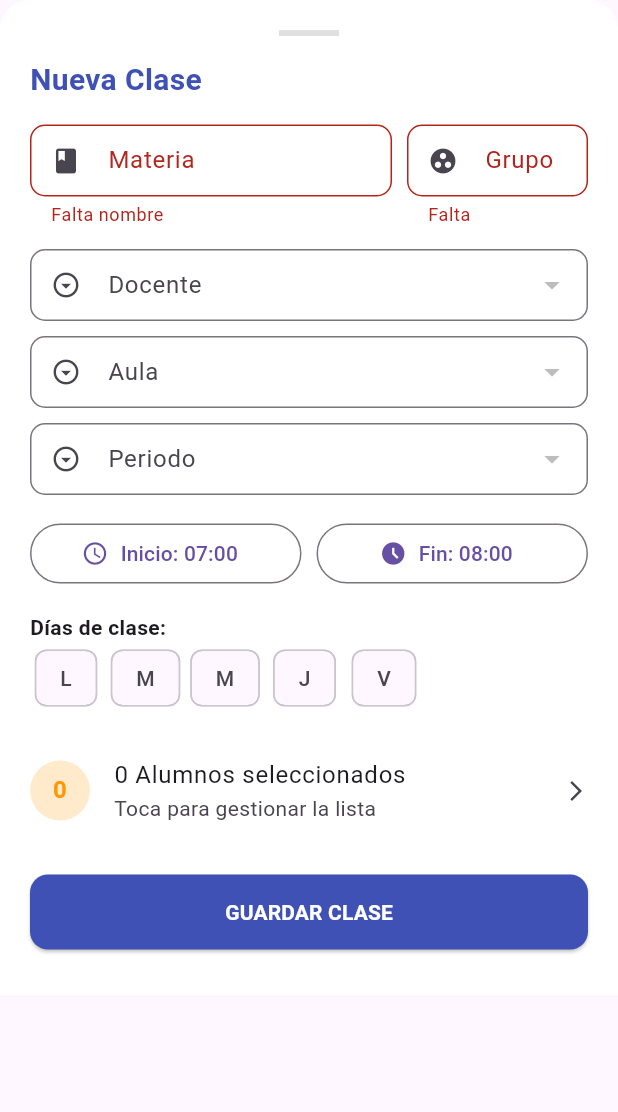
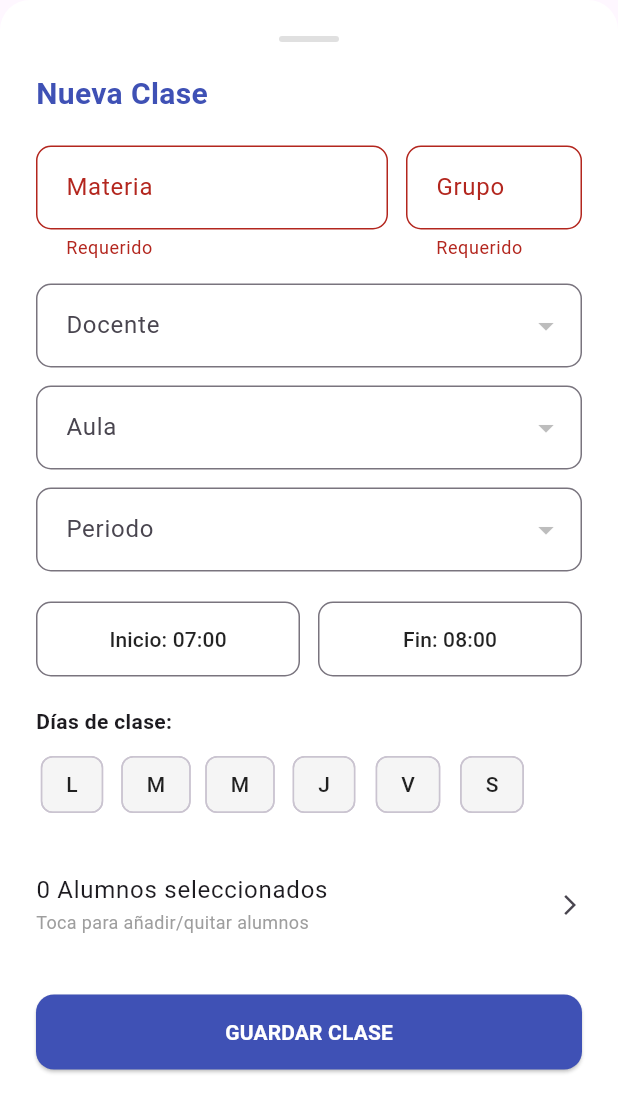
Before and after one commit to FranMirandaJ/dam_proyecto_final, a Flutter app: the ManageClaseModal widget shown alone on an empty page, opened directly, after a tap on "GUARDAR CLASE", on a phone screen of 412 x 824 dp. Shown: the top 1112 px of the screen. Run offline on Flutter 3.47's test engine with Material 3 defaults, Android fonts, the phone set to English and light mode, and no system bars; our stand-ins replace cloud_firestore, firebase_auth, firebase_core, firebase_messaging, flutter_map, geolocator and 2 more; missing offline and left inert: mobile_scanner; accounts and stored records are empty.

Commit message:
punto de guardado

```diff
--- a/lib/screens/administrator/widgets/manage_clase_modal.dart
+++ b/lib/screens/administrator/widgets/manage_clase_modal.dart
@@ -28,12 +28,11 @@ class _ManageClaseModalState extends State<ManageClaseModal> {
   TimeOfDay _horaInicio = const TimeOfDay(hour: 7, minute: 0);
   TimeOfDay _horaFin = const TimeOfDay(hour: 8, minute: 0);
 
-  // Días (1 = Lunes, ..., 5 = Viernes)
+  // Días (1 = Lunes, ..., 6 = Sábado)
   List<int> _diasSeleccionados = [];
 
   // Alumnos
-  List<String> _alumnosSeleccionadosIds =
-      []; // Guardamos los IDs de los alumnos
+  List<String> _alumnosSeleccionadosIds = [];
 
   @override
   void initState() {
@@ -48,11 +47,9 @@ class _ManageClaseModalState extends State<ManageClaseModal> {
     _nombreController.text = d['nombre'] ?? '';
     _grupoController.text = d['grupo'] ?? '';
 
-    // Parsear Horas "HH:mm"
     if (d['hora'] != null) _horaInicio = _parseTime(d['hora']);
     if (d['horaFin'] != null) _horaFin = _parseTime(d['horaFin']);
 
-    // Parsear Referencias (si existen)
     if (d['profesor'] is DocumentReference)
       _selectedProfesorId = (d['profesor'] as DocumentReference).id;
     if (d['aula'] is DocumentReference)
@@ -60,12 +57,10 @@ class _ManageClaseModalState extends State<ManageClaseModal> {
     if (d['periodo'] is DocumentReference)
       _selectedPeriodoId = (d['periodo'] as DocumentReference).id;
 
-    // Días
     if (d['diasClase'] != null) {
       _diasSeleccionados = List<int>.from(d['diasClase']);
     }
 
-    // Alumnos (Array de Referencias -> Lista de IDs)
     if (d['alumnos'] != null) {
       _alumnosSeleccionadosIds = (d['alumnos'] as List)
           .map((ref) => (ref as DocumentReference).id)
@@ -74,8 +69,12 @@ class _ManageClaseModalState extends State<ManageClaseModal> {
   }
 
   TimeOfDay _parseTime(String time) {
+    try {
       final parts = time.split(":");
       return TimeOfDay(hour: int.parse(parts[0]), minute: int.parse(parts[1]));
+    } catch (e) {
+      return const TimeOfDay(hour: 7, minute: 0);
+    }
   }
 
   String _formatTime(TimeOfDay time) {
@@ -99,11 +98,11 @@ class _ManageClaseModalState extends State<ManageClaseModal> {
     }
   }
 
-  // --- SUBMODAL PARA SELECCIONAR ALUMNOS ---
   void _mostrarSelectorAlumnos() {
     showModalBottomSheet(
       context: context,
       isScrollControlled: true,
+      backgroundColor: Colors.transparent, // Transparente para ver bordes
       builder: (ctx) => _AlumnosSelector(
         seleccionadosIniciales: _alumnosSeleccionadosIds,
         onConfirm: (nuevosSeleccionados) {
@@ -121,15 +120,25 @@ class _ManageClaseModalState extends State<ManageClaseModal> {
         _selectedAulaId == null ||
         _selectedPeriodoId == null) {
       ScaffoldMessenger.of(context).showSnackBar(
-        const SnackBar(
-          content: Text("Debes seleccionar Profesor, Aula y Periodo"),
-        ),
+        const SnackBar(content: Text("Selecciona Profesor, Aula y Periodo")),
       );
       return;
     }
     if (_diasSeleccionados.isEmpty) {
       ScaffoldMessenger.of(context).showSnackBar(
-        const SnackBar(content: Text("Selecciona al menos un día de clase")),
+        const SnackBar(content: Text("Selecciona al menos un día")),
+      );
+      return;
+    }
+
+    // Validación básica de horas
+    final double inicio = _horaInicio.hour + _horaInicio.minute / 60.0;
+    final double fin = _horaFin.hour + _horaFin.minute / 60.0;
+    if (fin <= inicio) {
+      ScaffoldMessenger.of(context).showSnackBar(
+        const SnackBar(
+          content: Text("La hora de fin debe ser después del inicio"),
+        ),
       );
       return;
     }
@@ -139,7 +148,6 @@ class _ManageClaseModalState extends State<ManageClaseModal> {
     try {
       final db = FirebaseFirestore.instance;
 
-      // Armamos el objeto
       final data = {
         'nombre': _nombreController.text.trim(),
         'grupo': _grupoController.text.trim(),
@@ -152,7 +160,6 @@ class _ManageClaseModalState extends State<ManageClaseModal> {
         'alumnos': _alumnosSeleccionadosIds
             .map((id) => db.collection('usuario').doc(id))
             .toList(),
-        // Si es nueva, inicializamos contador, si no, no lo tocamos (o lo mandamos igual si quieres resetear)
         if (widget.claseId == null) 'totalClasesDictadas': 0,
       };
 
@@ -166,7 +173,7 @@ class _ManageClaseModalState extends State<ManageClaseModal> {
         Navigator.pop(context);
         ScaffoldMessenger.of(context).showSnackBar(
           const SnackBar(
-            content: Text("Clase guardada correctamente"),
+            content: Text("Clase guardada"),
             backgroundColor: Colors.green,
           ),
         );
@@ -188,7 +195,7 @@ class _ManageClaseModalState extends State<ManageClaseModal> {
       padding: EdgeInsets.only(bottom: bottomInset),
       child: SingleChildScrollView(
         child: Container(
-          padding: const EdgeInsets.all(20),
+          padding: const EdgeInsets.all(24),
           decoration: const BoxDecoration(
             color: Colors.white,
             borderRadius: BorderRadius.only(
@@ -206,10 +213,14 @@ class _ManageClaseModalState extends State<ManageClaseModal> {
                   child: Container(
                     width: 40,
                     height: 4,
+                    decoration: BoxDecoration(
                       color: Colors.grey[300],
+                      borderRadius: BorderRadius.circular(2),
                     ),
                   ),
-                const SizedBox(height: 15),
+                ),
+                const SizedBox(height: 20),
+
                 Text(
                   widget.claseId == null ? "Nueva Clase" : "Editar Clase",
                   style: const TextStyle(
@@ -219,34 +230,34 @@ class _ManageClaseModalState extends State<ManageClaseModal> {
                   ),
                 ),
 
-                const SizedBox(height: 15),
+                const SizedBox(height: 20),
 
-                // 1. NOMBRE Y GRUPO
+                // 1. NOMBRE Y GRUPO (Sin iconos)
                 Row(
                   children: [
                     Expanded(
                       flex: 2,
                       child: TextFormField(
                         controller: _nombreController,
-                        decoration: _inputDeco("Materia", Icons.book),
-                        validator: (v) => v!.isEmpty ? "Falta nombre" : null,
+                        decoration: _inputDeco("Materia"),
+                        validator: (v) => v!.isEmpty ? "Requerido" : null,
                       ),
                     ),
-                    const SizedBox(width: 10),
+                    const SizedBox(width: 12),
                     Expanded(
                       flex: 1,
                       child: TextFormField(
                         controller: _grupoController,
-                        decoration: _inputDeco("Grupo", Icons.group_work),
-                        validator: (v) => v!.isEmpty ? "Falta" : null,
+                        decoration: _inputDeco("Grupo"),
+                        validator: (v) => v!.isEmpty ? "Requerido" : null,
                       ),
                     ),
                   ],
                 ),
 
-                const SizedBox(height: 15),
+                const SizedBox(height: 16),
 
-                // 2. SELECTORES (DOCENTE, AULA, PERIODO)
+                // 2. SELECTORES (Sin iconos, Docente sin email)
                 _buildDropdownStream(
                   "Docente",
                   'usuario',
@@ -254,7 +265,8 @@ class _ManageClaseModalState extends State<ManageClaseModal> {
                   (val) => setState(() => _selectedProfesorId = val),
                   filtroRol: 'docente',
                 ),
-                const SizedBox(height: 10),
+                const SizedBox(height: 12),
+
                 _buildDropdownStream(
                   "Aula",
                   'aulas',
@@ -262,7 +274,8 @@ class _ManageClaseModalState extends State<ManageClaseModal> {
                   (val) => setState(() => _selectedAulaId = val),
                   campoNombre: 'aula',
                 ),
-                const SizedBox(height: 10),
+                const SizedBox(height: 12),
+
                 _buildDropdownStream(
                   "Periodo",
                   'periodos',
@@ -271,46 +284,71 @@ class _ManageClaseModalState extends State<ManageClaseModal> {
                   campoNombre: 'periodo',
                 ),
 
-                const SizedBox(height: 15),
+                const SizedBox(height: 20),
 
                 // 3. HORARIOS
                 Row(
                   children: [
                     Expanded(
-                      child: OutlinedButton.icon(
+                      child: OutlinedButton(
                         onPressed: () => _selectTime(true),
-                        icon: const Icon(Icons.access_time),
-                        label: Text("Inicio: ${_formatTime(_horaInicio)}"),
+                        style: OutlinedButton.styleFrom(
+                          padding: const EdgeInsets.symmetric(vertical: 15),
+                          shape: RoundedRectangleBorder(
+                            borderRadius: BorderRadius.circular(10),
                           ),
                         ),
-                    const SizedBox(width: 10),
+                        child: Text(
+                          "Inicio: ${_formatTime(_horaInicio)}",
+                          style: const TextStyle(color: Colors.black87),
+                        ),
+                      ),
+                    ),
+                    const SizedBox(width: 12),
                     Expanded(
-                      child: OutlinedButton.icon(
+                      child: OutlinedButton(
                         onPressed: () => _selectTime(false),
-                        icon: const Icon(Icons.access_time_filled),
-                        label: Text("Fin: ${_formatTime(_horaFin)}"),
+                        style: OutlinedButton.styleFrom(
+                          padding: const EdgeInsets.symmetric(vertical: 15),
+                          shape: RoundedRectangleBorder(
+                            borderRadius: BorderRadius.circular(10),
+                          ),
+                        ),
+                        child: Text(
+                          "Fin: ${_formatTime(_horaFin)}",
+                          style: const TextStyle(color: Colors.black87),
+                        ),
                       ),
                     ),
                   ],
                 ),
 
-                const SizedBox(height: 15),
+                const SizedBox(height: 20),
 
-                // 4. DÍAS DE LA SEMANA
+                // 4. DÍAS DE LA SEMANA (Incluye Sábado)
                 const Text(
                   "Días de clase:",
-                  style: TextStyle(fontWeight: FontWeight.bold),
+                  style: TextStyle(fontWeight: FontWeight.bold, fontSize: 14),
                 ),
+                const SizedBox(height: 8),
                 Wrap(
-                  spacing: 5,
-                  children: List.generate(5, (index) {
-                    int dia = index + 1; // 1=Lunes
+                  spacing: 8,
+                  children: List.generate(6, (index) {
+                    // Aumentado a 6 para incluir Sábado
+                    int dia = index + 1; // 1=Lunes ... 6=Sábado
                     bool isSelected = _diasSeleccionados.contains(dia);
-                    final diasNombres = ["L", "M", "M", "J", "V"];
-                    return FilterChip(
-                      label: Text(diasNombres[index]),
+                    final diasNombres = ["L", "M", "M", "J", "V", "S"];
+
+                    return ChoiceChip(
+                      label: Text(
+                        diasNombres[index],
+                        style: TextStyle(
+                          color: isSelected ? Colors.white : Colors.black87,
+                        ),
+                      ),
                       selected: isSelected,
-                      selectedColor: const Color(0xFF3F51B5).withOpacity(0.3),
+                      selectedColor: const Color(0xFF3F51B5),
+                      backgroundColor: Colors.grey[100],
                       onSelected: (selected) {
                         setState(() {
                           if (selected)
@@ -324,7 +362,7 @@ class _ManageClaseModalState extends State<ManageClaseModal> {
                   }),
                 ),
 
-                const SizedBox(height: 15),
+                const SizedBox(height: 20),
 
                 // 5. ALUMNOS
                 ListTile(
@@ -332,22 +370,15 @@ class _ManageClaseModalState extends State<ManageClaseModal> {
                   title: Text(
                     "${_alumnosSeleccionadosIds.length} Alumnos seleccionados",
                   ),
-                  subtitle: const Text("Toca para gestionar la lista"),
-                  leading: CircleAvatar(
-                    backgroundColor: Colors.orange.withOpacity(0.2),
-                    child: Text(
-                      "${_alumnosSeleccionadosIds.length}",
-                      style: const TextStyle(
-                        fontWeight: FontWeight.bold,
-                        color: Colors.orange,
-                      ),
-                    ),
+                  subtitle: const Text(
+                    "Toca para añadir/quitar alumnos",
+                    style: TextStyle(fontSize: 12, color: Colors.grey),
                   ),
                   trailing: const Icon(Icons.arrow_forward_ios, size: 16),
                   onTap: _mostrarSelectorAlumnos,
                 ),
 
-                const SizedBox(height: 20),
+                const SizedBox(height: 24),
 
                 // BOTÓN GUARDAR
                 SizedBox(
@@ -362,7 +393,14 @@ class _ManageClaseModalState extends State<ManageClaseModal> {
                       ),
                     ),
                     child: _isLoading
-                        ? const CircularProgressIndicator(color: Colors.white)
+                        ? const SizedBox(
+                            width: 20,
+                            height: 20,
+                            child: CircularProgressIndicator(
+                              color: Colors.white,
+                              strokeWidth: 2,
+                            ),
+                          )
                         : const Text(
                             "GUARDAR CLASE",
                             style: TextStyle(
@@ -381,17 +419,19 @@ class _ManageClaseModalState extends State<ManageClaseModal> {
     );
   }
 
-  // Helper para Inputs
-  InputDecoration _inputDeco(String label, IconData icon) {
+  // Helper limpio para Inputs (Sin iconos)
+  InputDecoration _inputDeco(String label) {
     return InputDecoration(
       labelText: label,
-      prefixIcon: Icon(icon, size: 20),
       border: OutlineInputBorder(borderRadius: BorderRadius.circular(10)),
-      contentPadding: const EdgeInsets.symmetric(horizontal: 10, vertical: 5),
+      contentPadding: const EdgeInsets.symmetric(
+        horizontal: 16,
+        vertical: 16,
+      ), // Padding más cómodo
     );
   }
 
-  // Helper para Dropdowns conectados a Firebase
+  // Helper para Dropdowns conectados a Firebase (Solo nombre, sin iconos)
   Widget _buildDropdownStream(
     String label,
     String collection,
@@ -407,14 +447,15 @@ class _ManageClaseModalState extends State<ManageClaseModal> {
       stream: query.snapshots(),
       builder: (context, snapshot) {
         if (!snapshot.hasData)
-          return const LinearProgressIndicator(minHeight: 2);
+          return const SizedBox(
+            height: 55,
+            child: Center(child: LinearProgressIndicator()),
+          );
 
-        // Items del dropdown
         List<DropdownMenuItem<String>> items = snapshot.data!.docs.map((doc) {
           final data = doc.data() as Map<String, dynamic>;
+          // CORRECCIÓN: Solo el nombre, sin email ni paréntesis extra
           String texto = data[campoNombre] ?? '---';
-          // Para usuarios, añadimos el email para distinguir si hay nombres iguales
-          if (collection == 'usuario') texto += " (${data['email'] ?? ''})";
 
           return DropdownMenuItem<String>(
             value: doc.id,
@@ -426,8 +467,12 @@ class _ManageClaseModalState extends State<ManageClaseModal> {
           value: currentValue,
           items: items,
           onChanged: onChanged,
-          decoration: _inputDeco(label, Icons.arrow_drop_down_circle_outlined),
+          decoration: _inputDeco(label),
+          // Usa la decoración sin iconos
           isExpanded: true,
+          icon: const Icon(
+            Icons.arrow_drop_down,
+          ), // Flecha discreta a la derecha
         );
       },
     );
@@ -435,7 +480,7 @@ class _ManageClaseModalState extends State<ManageClaseModal> {
 }
 
 // ----------------------------------------------------------------------
-// WIDGET INTERNO: SELECTOR DE ALUMNOS (CON BÚSQUEDA)
+// WIDGET INTERNO: SELECTOR DE ALUMNOS (SE MANTIENE IGUAL DE FUNCIONAL)
 // ----------------------------------------------------------------------
 class _AlumnosSelector extends StatefulWidget {
   final List<String> seleccionadosIniciales;
@@ -475,16 +520,28 @@ class _AlumnosSelectorState extends State<_AlumnosSelector> {
       ),
       child: Column(
         children: [
+          Row(
+            mainAxisAlignment: MainAxisAlignment.spaceBetween,
+            children: [
               const Text(
                 "Seleccionar Alumnos",
                 style: TextStyle(fontSize: 18, fontWeight: FontWeight.bold),
               ),
+              IconButton(
+                onPressed: () => Navigator.pop(context),
+                icon: const Icon(Icons.close),
+              ),
+            ],
+          ),
           const SizedBox(height: 10),
           TextField(
-            decoration: const InputDecoration(
+            decoration: InputDecoration(
               hintText: "Buscar por nombre...",
-              prefixIcon: Icon(Icons.search),
-              border: OutlineInputBorder(),
+              prefixIcon: const Icon(Icons.search),
+              border: OutlineInputBorder(
+                borderRadius: BorderRadius.circular(10),
+              ),
+              contentPadding: const EdgeInsets.symmetric(vertical: 0),
             ),
             onChanged: (val) => setState(() => _busqueda = val.toLowerCase()),
           ),
@@ -499,7 +556,6 @@ class _AlumnosSelectorState extends State<_AlumnosSelector> {
                 if (!snapshot.hasData)
                   return const Center(child: CircularProgressIndicator());
 
-                // Filtrado local por búsqueda (Firestore no tiene 'contains' nativo eficiente para texto simple)
                 final docs = snapshot.data!.docs.where((doc) {
                   final data = doc.data() as Map<String, dynamic>;
                   final nombre = (data['nombre'] ?? '')
@@ -507,6 +563,11 @@ class _AlumnosSelectorState extends State<_AlumnosSelector> {
                       .toLowerCase();
                   return nombre.contains(_busqueda);
                 }).toList();
+
+                if (docs.isEmpty)
+                  return const Center(
+                    child: Text("No hay alumnos que coincidan"),
+                  );
 
                 return ListView.builder(
                   itemCount: docs.length,
@@ -517,9 +578,13 @@ class _AlumnosSelectorState extends State<_AlumnosSelector> {
 
                     return CheckboxListTile(
                       title: Text(data['nombre'] ?? 'Sin nombre'),
-                      subtitle: Text(data['email'] ?? ''),
+                      subtitle: Text(
+                        data['email'] ?? '',
+                        style: const TextStyle(fontSize: 12),
+                      ),
                       value: isSelected,
                       activeColor: const Color(0xFF3F51B5),
+                      contentPadding: EdgeInsets.zero,
                       onChanged: (val) {
                         setState(() {
                           if (val == true) {
@@ -537,6 +602,7 @@ class _AlumnosSelectorState extends State<_AlumnosSelector> {
           ),
           SizedBox(
             width: double.infinity,
+            height: 50,
             child: ElevatedButton(
               onPressed: () {
                 widget.onConfirm(_tempSeleccionados);
@@ -544,10 +610,16 @@ class _AlumnosSelectorState extends State<_AlumnosSelector> {
               },
               style: ElevatedButton.styleFrom(
                 backgroundColor: const Color(0xFF3F51B5),
+                shape: RoundedRectangleBorder(
+                  borderRadius: BorderRadius.circular(12),
+                ),
               ),
               child: Text(
                 "CONFIRMAR (${_tempSeleccionados.length})",
-                style: const TextStyle(color: Colors.white),
+                style: const TextStyle(
+                  color: Colors.white,
+                  fontWeight: FontWeight.bold,
+                ),
               ),
             ),
           ),
```
Lines whose indentation alone changed are shown as unchanged.
